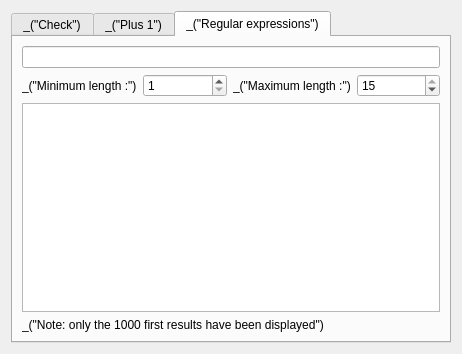
This is qt/ui/dic_tools_widget.ui in cjlano/eliot as Qt 5 draws it before an edit. The edited form follows.
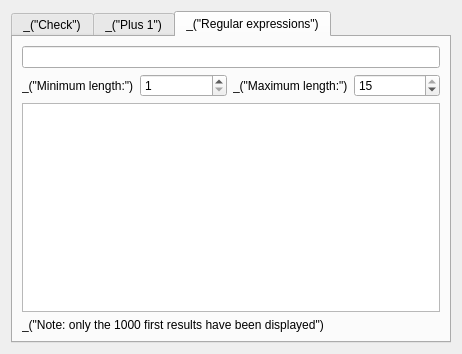
This is the edited form. The open tabs and pages were chosen to show the change.

```diff
--- a/qt/ui/dic_tools_widget.ui
+++ b/qt/ui/dic_tools_widget.ui
@@ -102,7 +102,7 @@
          <item>
           <widget class="QLabel" name="label" >
            <property name="text" >
-            <string>_("Minimum length :")</string>
+            <string>_("Minimum length:")</string>
            </property>
           </widget>
          </item>
@@ -119,7 +119,7 @@
          <item>
           <widget class="QLabel" name="label_2" >
            <property name="text" >
-            <string>_("Maximum length :")</string>
+            <string>_("Maximum length:")</string>
            </property>
           </widget>
          </item>
```
